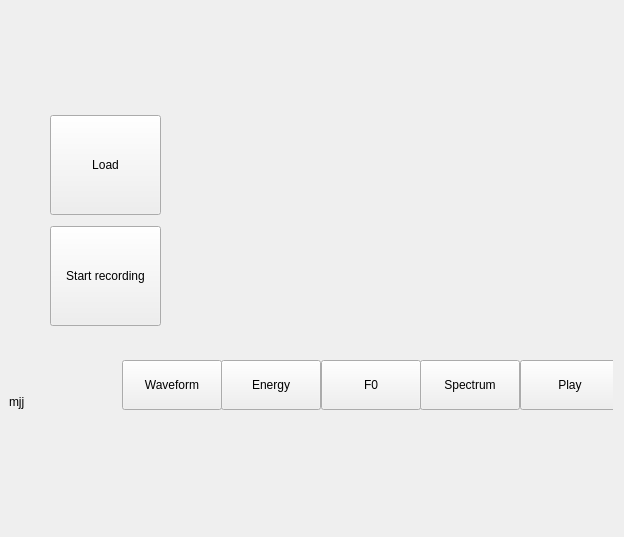
First picture: the form in mainwindow.ui, repository rc000/IntonationAnalysis, before the edit.
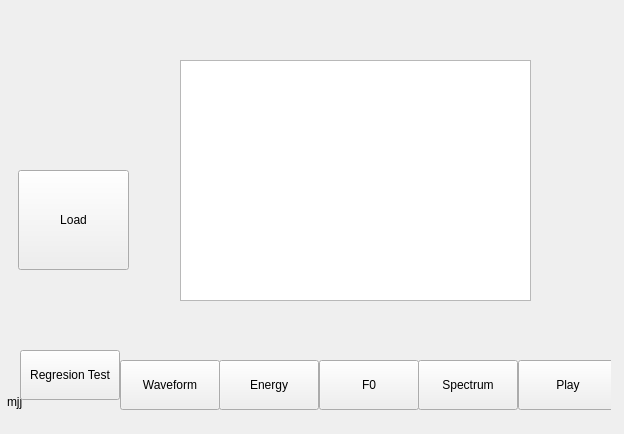
Second picture: the form after the edit.

```diff
--- a/mainwindow.ui
+++ b/mainwindow.ui
@@ -7,7 +7,7 @@
     <x>0</x>
     <y>0</y>
     <width>624</width>
-    <height>537</height>
+    <height>434</height>
    </rect>
   </property>
   <property name="windowTitle">
@@ -17,7 +17,7 @@
    <widget class="QLabel" name="lSpeakerNumber">
     <property name="geometry">
      <rect>
-      <x>9</x>
+      <x>7</x>
       <y>394</y>
       <width>16</width>
       <height>16</height>
@@ -30,7 +30,7 @@
    <widget class="QWidget" name="leftButtons" native="true">
     <property name="geometry">
      <rect>
-      <x>50</x>
+      <x>18</x>
       <y>110</y>
       <width>111</width>
       <height>221</height>
@@ -50,25 +50,12 @@
        </property>
       </widget>
      </item>
-     <item>
-      <widget class="QPushButton" name="bRecordBaseSamples">
-       <property name="minimumSize">
-        <size>
-         <width>50</width>
-         <height>100</height>
-        </size>
-       </property>
-       <property name="text">
-        <string>Start recording</string>
-       </property>
-      </widget>
-     </item>
     </layout>
    </widget>
    <widget class="QWidget" name="wBottom" native="true">
     <property name="geometry">
      <rect>
-      <x>22</x>
+      <x>20</x>
       <y>350</y>
       <width>591</width>
       <height>71</height>
@@ -83,6 +70,25 @@
          <height>0</height>
         </size>
        </property>
+       <widget class="QPushButton" name="bTestBase">
+        <property name="geometry">
+         <rect>
+          <x>0</x>
+          <y>0</y>
+          <width>100</width>
+          <height>50</height>
+         </rect>
+        </property>
+        <property name="minimumSize">
+         <size>
+          <width>100</width>
+          <height>50</height>
+         </size>
+        </property>
+        <property name="text">
+         <string>Regresion Test</string>
+        </property>
+       </widget>
       </widget>
      </item>
      <item>
@@ -152,6 +158,16 @@
      </item>
     </layout>
    </widget>
+   <widget class="QTableWidget" name="tableWidget">
+    <property name="geometry">
+     <rect>
+      <x>180</x>
+      <y>60</y>
+      <width>351</width>
+      <height>241</height>
+     </rect>
+    </property>
+   </widget>
   </widget>
  </widget>
  <resources/>
```
